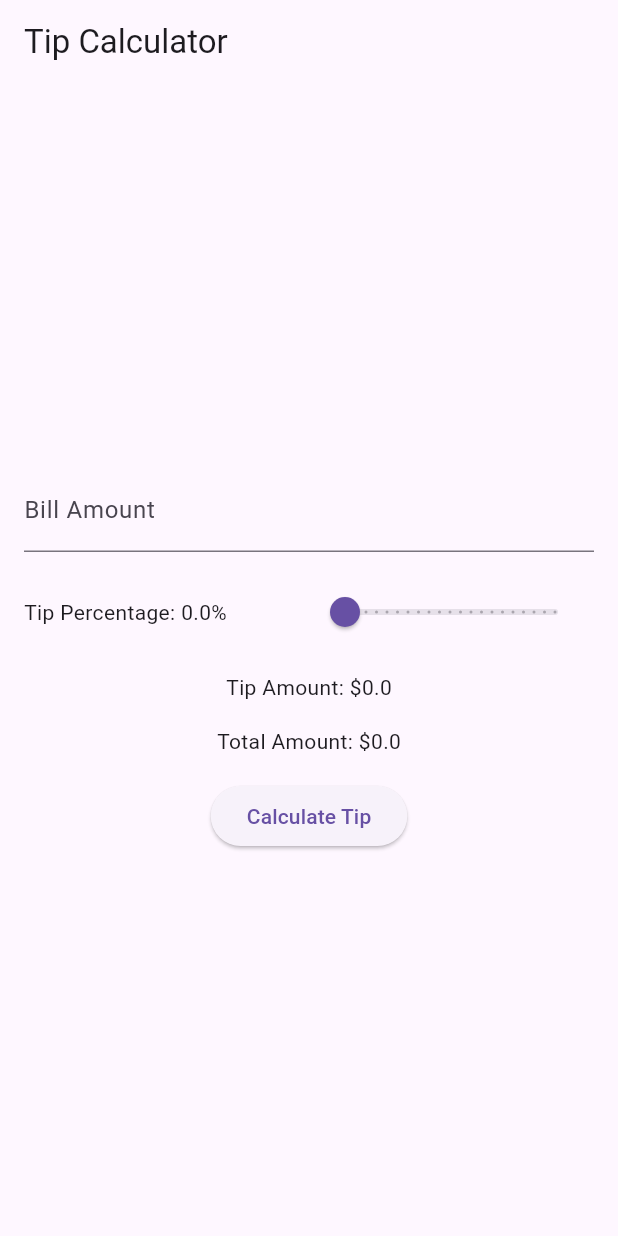
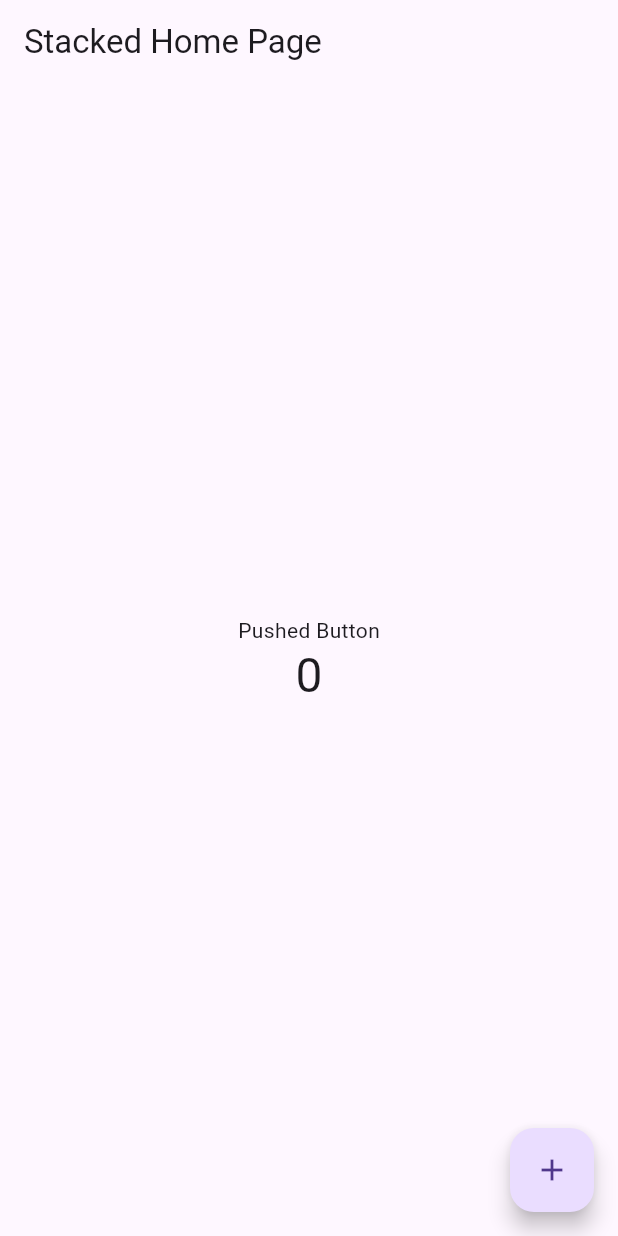
Before and after one commit to BabarShamsi-mset/The-Flutter-Way, a Flutter app: the screen it shows after launch, on a phone screen of 412 x 824 dp. Run offline on Flutter 3.47's test engine with Material 3 defaults, Android fonts, the phone set to English and light mode, and no system bars; our stand-ins replace get_it, stacked.

Commit message:
* Implemented Stacked pattern * Counter App via Stacked View model

```diff
--- /dev/null
+++ b/lib/View/home_view.dart
@@ -0,0 +1,41 @@
+
+import 'package:my_flutter_calculator/ViewModels/home_view_model.dart';
+import 'package:stacked/stacked.dart';
+import 'package:flutter/material.dart';
+
+class HomeView extends StackedView<HomeViewModel> {
+  const HomeView({super.key});
+
+  @override
+  bool get reactive => true;
+
+  @override
+  Widget builder(BuildContext context, HomeViewModel viewModel, Widget? child) {
+    return Scaffold(
+      appBar: AppBar(
+        title: const Text('Stacked Home Page'),
+      ),
+      body: Center(
+        child: Column(
+          mainAxisAlignment: MainAxisAlignment.center,
+          children: <Widget>[
+            const Text('Pushed Button'),
+            Text('${viewModel.counter}',
+            style: Theme.of(context).textTheme.headlineLarge,
+            )
+          ],
+        ),
+      ),
+      floatingActionButton: FloatingActionButton(
+        onPressed: viewModel.incrementCounter,
+        tooltip: 'Increment',
+        child: const Icon(Icons.add),
+      ),
+    );
+  }
+
+  @override
+  HomeViewModel viewModelBuilder(BuildContext context) => HomeViewModel();
+
+
+}
--- /dev/null
+++ b/lib/ViewModels/home_view_model.dart
@@ -0,0 +1,13 @@
+import 'package:stacked/stacked.dart';
+
+
+class HomeViewModel extends BaseViewModel {
+  int _counter = 0;
+
+  int get counter => _counter;
+
+  void incrementCounter() {
+    _counter++;
+    notifyListeners();
+  }
+}
--- a/lib/main.dart
+++ b/lib/main.dart
@@ -1,91 +1,22 @@
 import 'package:flutter/material.dart';
 
+import 'View/home_view.dart';
+
 void main() {
-  runApp(TipCalculatorApp());
+  runApp(MyApp());
 }
 
-class TipCalculatorApp extends StatelessWidget {
+class MyApp extends StatelessWidget {
+  const MyApp({super.key});
+
   @override
   Widget build(BuildContext context) {
     return MaterialApp(
-      title: 'Tip Calculator',
-      theme: ThemeData(primarySwatch: Colors.red),
-      home: TipCalculator(),
+      title: "Stacked Pattern Demo",
+      theme: ThemeData(
+        primarySwatch: Colors.blue,
+      ),
+      home: const HomeView(),
     );
   }
 }
-
-class TipCalculator extends StatefulWidget {
-  @override
-  _TipCalculatorState createState() => _TipCalculatorState();
-}
-
-class _TipCalculatorState extends State<TipCalculator> {
-  double billAmount = 0.0;
-  double tipPercentage = 0;
-  double tipAmount = 0.0;
-  double totalAmount = 0.0;
-
-  void calculateTip() {
-    setState(() {
-      tipAmount = billAmount * (tipPercentage / 100);
-      totalAmount = billAmount + tipAmount;
-    });
-  }
-
-  @override
-  Widget build(BuildContext context) {
-    return Scaffold(
-      appBar: AppBar(
-        title: Text('Tip Calculator'),
-      ),
-      body: Padding(
-        padding: const EdgeInsets.all(16.0),
-        child: Column(
-          mainAxisAlignment: MainAxisAlignment.center,
-          children: <Widget>[
-            TextField(
-              keyboardType: TextInputType.number,
-              decoration: InputDecoration(
-                labelText: 'Bill Amount',
-              ),
-              onChanged: (value) {
-                setState(() {
-                  billAmount = double.parse(value);
-                });
-              },
-            ),
-            SizedBox(height: 16.0),
-            Row(
-              mainAxisAlignment: MainAxisAlignment.spaceBetween,
-              children: <Widget>[
-                Text('Tip Percentage: $tipPercentage%'),
-                Slider(
-                  value: tipPercentage.toDouble(),
-                  min: 0,
-                  max: 20,
-                  divisions: 20,
-                  onChanged: (value) {
-                    setState(() {
-                      tipPercentage = value.round().toDouble();
-                    });
-                    calculateTip();
-                  },
-                ),
-              ],
-            ),
-            SizedBox(height: 16.0),
-            Text('Tip Amount: \$${tipAmount.toStringAsFixed(1)}'),
-            SizedBox(height: 16.0),
-            Text('Total Amount: \$${totalAmount.toStringAsFixed(1)}'),
-            SizedBox(height: 16.0),
-            ElevatedButton(
-              onPressed: calculateTip,
-              child: Text('Calculate Tip'),
-            ),
-          ],
-        ),
-      ),
-    );
-  }
-}
--- a/pubspec.yaml
+++ b/pubspec.yaml
@@ -46,6 +46,8 @@ dev_dependencies:
   # package. See that file for information about deactivating specific lint
   # rules and activating additional ones.
   flutter_lints: ^2.0.0
+  stacked: ^3.4.1+1
+  stacked_services: ^1.3.0
 
 # For information on the generic Dart part of this file, see the
 # following page: https://dart.dev/tools/pub/pubspec
```
Also changed, not shown: lib/Services/counter_service.dart (added, +19 -0 lines), lib/Services/locator_service.dart (added, +10 -0 lines), pubspec.lock.
